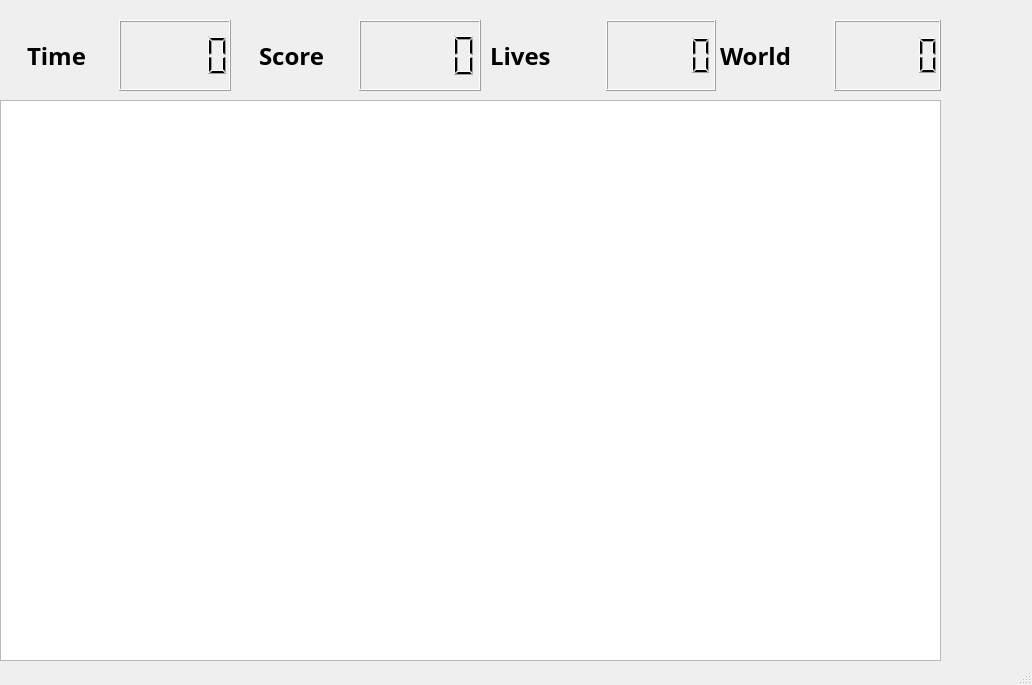
This is Código/Star_Chasers/inicio.ui in FerneyMP/Proyecto_Final as Qt 5 draws it before an edit. The edited form follows.
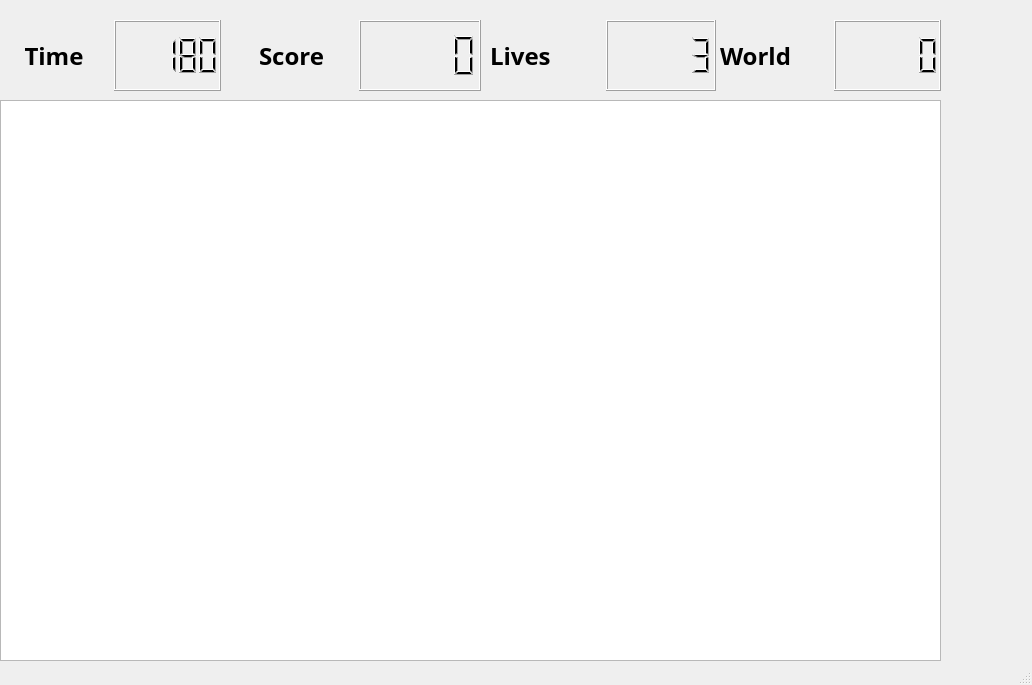
This is the edited form.

The edit to the form file:
```diff
--- a/Código/Star_Chasers/inicio.ui
+++ b/Código/Star_Chasers/inicio.ui
@@ -29,7 +29,7 @@
      <rect>
       <x>0</x>
       <y>20</y>
-      <width>231</width>
+      <width>221</width>
       <height>71</height>
      </rect>
     </property>
@@ -54,8 +54,17 @@
      </item>
      <item row="0" column="1">
       <widget class="QLCDNumber" name="lcdNumber">
+       <property name="font">
+        <font>
+         <weight>50</weight>
+         <italic>false</italic>
+         <bold>false</bold>
+         <strikeout>false</strikeout>
+         <kerning>true</kerning>
+        </font>
+       </property>
        <property name="value" stdset="0">
-        <double>0.000000000000000</double>
+        <double>180.000000000000000</double>
        </property>
       </widget>
      </item>
@@ -138,7 +147,11 @@
       </widget>
      </item>
      <item row="0" column="1">
-      <widget class="QLCDNumber" name="lcdNumber_3"/>
+      <widget class="QLCDNumber" name="lcdNumber_3">
+       <property name="value" stdset="0">
+        <double>3.000000000000000</double>
+       </property>
+      </widget>
      </item>
     </layout>
    </widget>
```
